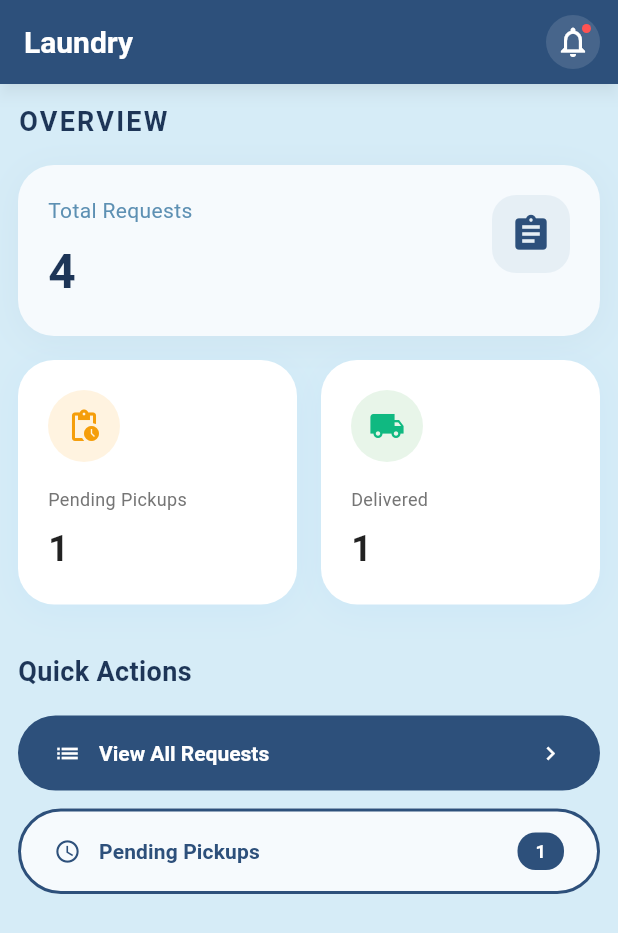
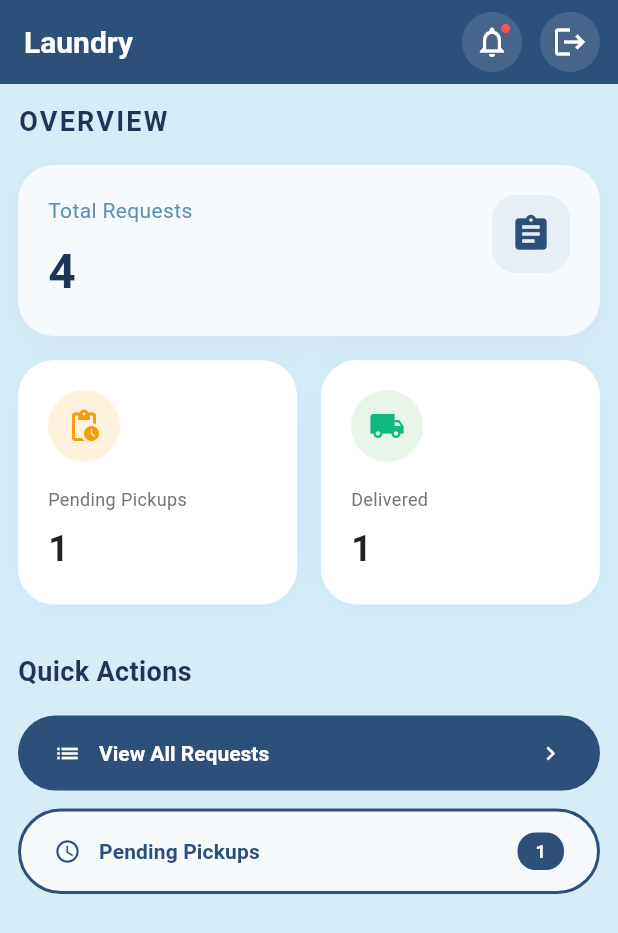
Before and after one commit to Krut369/hsh_app, a Flutter app: the LaundryHomeScreen screen opened directly, on a phone screen of 412 x 824 dp. Shown: the top 933 px of the screen. Run offline on Flutter 3.47's test engine with Material 3 defaults, Android fonts, the phone set to English and light mode, and no system bars; our stand-ins replace file_picker, flutter_markdown, flutter_riverpod, go_router, image_picker, shared_preferences; missing offline and left inert: mobile_scanner; accounts and stored records are empty.

Commit message:
add logout button in the leader module

```diff
--- a/lib/modules/laundry/features/home/laundry_home_screen.dart
+++ b/lib/modules/laundry/features/home/laundry_home_screen.dart
@@ -8,6 +8,8 @@ import '../../../../models/laundry_order_model.dart';
 import '../../../../providers/laundry_order_provider.dart';
 import '../../../laundry/controllers/laundry_filter_provider.dart';
 import '../../../../providers/bottom_nav_provider.dart';
+import '../../../../widgets/custom_app_bar.dart';
+import '../../../../providers/auth_provider.dart';
 
 import 'widgets/stat_card_widget.dart';
 import 'widgets/total_requests_card.dart';
@@ -32,34 +34,13 @@ class LaundryHomeScreen extends ConsumerWidget {
 
     return Scaffold(
       backgroundColor: AppColors.background,
-      appBar: AppBar(
-        backgroundColor: AppColors.primary,
-        title: Text(
-          'Laundry',
-          style: AppFonts.heading2(context).copyWith(
-            color: Colors.white,
-            fontWeight: FontWeight.bold,
-          ),
-        ),
-        actions: [
-          Padding(
-            padding: const EdgeInsets.only(right: 12.0),
-            child: Container(
-              decoration: const BoxDecoration(
-                color: Colors.white12,
-                shape: BoxShape.circle,
-              ),
-              padding: const EdgeInsets.all(6),
-              child: const Badge(
-                child: Icon(
-                  Icons.notifications_none,
-                  color: Colors.white,
-                  size: 24,
-                ),
-              ),
-            ),
-          ),
-        ],
+      appBar: CustomAppBar(
+        title: 'Laundry',
+        showNotificationIcon: true,
+        showLogoutIcon: true,
+        onLogoutTap: () {
+          ref.read(authProvider.notifier).logout();
+        },
       ),
       body: SingleChildScrollView(
         padding: EdgeInsets.all(padding),
```
Also changed, not shown: lib/modules/leader/features/dashboard/leader_dashboard_screen.dart (+10 -9 lines).
